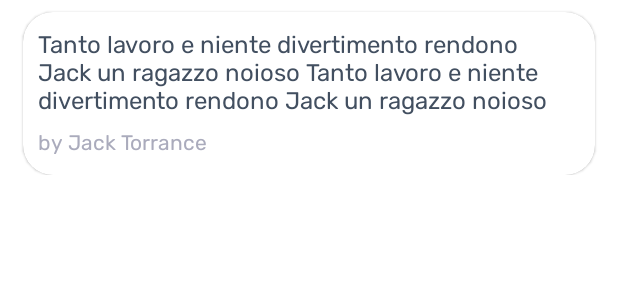
After one commit to edodichiara/HackerNewsApp, an Android app: the layout comment_item.xml on its own in the app's theme, with its tools: preview values and no code run, on a phone screen of 412 x 824 dp. The commit adds this screen. Shown: the top 300 px of the screen. Run offline under Robolectric (Android 15) with nearby library versions, the phone set to English and light mode, and no system bars.

Commit message:
Created Recycler view for comments section

```diff
--- a/app/src/main/java/com/example/hackernewsapp/model/CommentModel.kt
+++ b/app/src/main/java/com/example/hackernewsapp/model/CommentModel.kt
@@ -4,7 +4,7 @@ import java.util.Date
 
 data class CommentModel(
     val id: Int,
-    val by: String,
+    val by: String?,
     val subComment: List<Int>,
     val score: Int,
     val parent: Int,
--- a/app/src/main/java/com/example/hackernewsapp/ui/viewmodels/CommentScreenViewModel.kt
+++ b/app/src/main/java/com/example/hackernewsapp/ui/viewmodels/CommentScreenViewModel.kt
@@ -21,7 +21,6 @@ class CommentScreenViewModel @Inject constructor(private val commentRepository:
         viewModelScope.launch(Dispatchers.Main) {
             try {
                 _commentListResult.value = CommentListResult.Success(commentRepository.getListOfCommentFromId(id))
-                Log.d("commentscreenviewmodel", "retrieveRepo: ${commentRepository.getListOfCommentFromId(id)}")
             } catch (e: java.lang.Exception){
                 _commentListResult.value = CommentListResult.Error(e)
             }
--- /dev/null
+++ b/app/src/main/res/layout/comment_item.xml
@@ -0,0 +1,52 @@
+<?xml version="1.0" encoding="utf-8"?>
+<androidx.constraintlayout.widget.ConstraintLayout xmlns:android="http://schemas.android.com/apk/res/android"
+    xmlns:app="http://schemas.android.com/apk/res-auto"
+    xmlns:tools="http://schemas.android.com/tools"
+    android:layout_width="match_parent"
+    android:layout_height="wrap_content">
+
+    <com.google.android.material.card.MaterialCardView
+        android:layout_width="match_parent"
+        android:layout_height="wrap_content"
+        android:layout_marginHorizontal="@dimen/cardview_margin_horizontal"
+        android:layout_marginVertical="@dimen/cardview_margin_vertical"
+        app:cardCornerRadius="20dp"
+        app:layout_constraintEnd_toEndOf="parent"
+        app:layout_constraintStart_toStartOf="parent"
+        app:layout_constraintTop_toTopOf="parent">
+
+        <androidx.constraintlayout.widget.ConstraintLayout
+            android:layout_width="match_parent"
+            android:layout_height="match_parent"
+            android:padding="10dp">
+
+            <TextView
+                android:id="@+id/comment_text"
+                android:layout_width="0dp"
+                android:layout_height="wrap_content"
+                app:layout_constraintEnd_toEndOf="parent"
+                app:layout_constraintStart_toStartOf="parent"
+                app:layout_constraintTop_toTopOf="parent"
+                android:fontFamily="@font/rubik"
+                android:textSize="16sp"
+                android:textColor="@color/my_blue_grey"
+                tools:text="Tanto lavoro e niente divertimento rendono Jack un ragazzo noioso Tanto lavoro e niente divertimento rendono Jack un ragazzo noioso" />
+
+            <TextView
+                android:id="@+id/author"
+                android:layout_width="wrap_content"
+                android:layout_height="wrap_content"
+                app:layout_constraintStart_toStartOf="parent"
+                app:layout_constraintTop_toBottomOf="@id/comment_text"
+                android:layout_marginTop="@dimen/margin_top_textview1"
+                tools:text="by Jack Torrance"
+                android:fontFamily="@font/rubik"
+                android:textSize="14sp"
+                android:textColor="@color/my_light_grey" />
+
+        </androidx.constraintlayout.widget.ConstraintLayout>
+
+
+    </com.google.android.material.card.MaterialCardView>
+
+</androidx.constraintlayout.widget.ConstraintLayout>
```
Also changed, not shown: app/src/main/java/com/example/hackernewsapp/ui/adapter/CommentListAdapter.kt (added, +40 -0 lines), app/src/main/java/com/example/hackernewsapp/ui/fragments/CommentScreenFragment.kt (+32 -2 lines).
